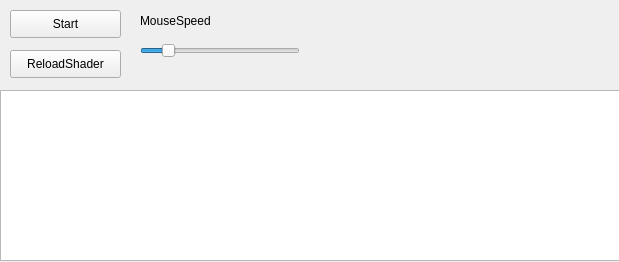
Above: mainwindow.ui from HermitZHQ/QtOpenGL before the change. Below: the same form after it.
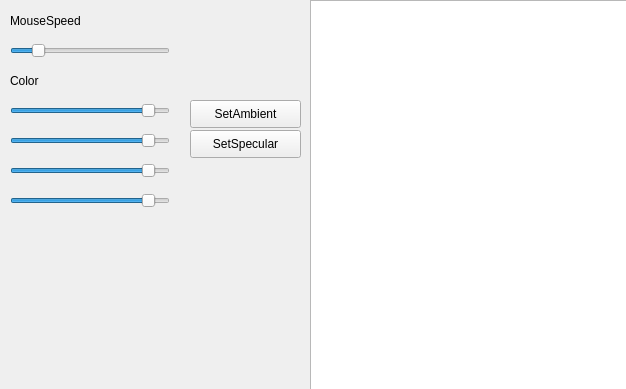
That is the form after the change.

Patch:
```diff
--- a/mainwindow.ui
+++ b/mainwindow.ui
@@ -6,8 +6,8 @@
    <rect>
     <x>0</x>
     <y>0</y>
-    <width>619</width>
-    <height>262</height>
+    <width>626</width>
+    <height>389</height>
    </rect>
   </property>
   <property name="windowTitle">
@@ -17,43 +17,43 @@
    <widget class="QPushButton" name="btn_reloadShader">
     <property name="geometry">
      <rect>
-      <x>10</x>
-      <y>50</y>
+      <x>190</x>
+      <y>130</y>
       <width>111</width>
       <height>28</height>
      </rect>
     </property>
     <property name="text">
-     <string>ReloadShader</string>
+     <string>SetSpecular</string>
     </property>
    </widget>
    <widget class="QPushButton" name="btn_Start">
     <property name="geometry">
      <rect>
-      <x>10</x>
-      <y>10</y>
+      <x>190</x>
+      <y>100</y>
       <width>111</width>
       <height>28</height>
      </rect>
     </property>
     <property name="text">
-     <string>Start</string>
+     <string>SetAmbient</string>
     </property>
    </widget>
    <widget class="QListWidget" name="list_info">
     <property name="geometry">
      <rect>
-      <x>0</x>
-      <y>90</y>
-      <width>621</width>
-      <height>171</height>
+      <x>310</x>
+      <y>0</y>
+      <width>321</width>
+      <height>391</height>
      </rect>
     </property>
    </widget>
    <widget class="QSlider" name="horizontalSlider">
     <property name="geometry">
      <rect>
-      <x>140</x>
+      <x>10</x>
       <y>40</y>
       <width>160</width>
       <height>22</height>
@@ -75,7 +75,7 @@
    <widget class="QLabel" name="label">
     <property name="geometry">
      <rect>
-      <x>140</x>
+      <x>10</x>
       <y>10</y>
       <width>91</width>
       <height>21</height>
@@ -85,6 +85,107 @@
      <string>MouseSpeed</string>
     </property>
    </widget>
+   <widget class="QLabel" name="label_2">
+    <property name="geometry">
+     <rect>
+      <x>10</x>
+      <y>70</y>
+      <width>101</width>
+      <height>21</height>
+     </rect>
+    </property>
+    <property name="text">
+     <string>Color</string>
+    </property>
+   </widget>
+   <widget class="QSlider" name="slid_R">
+    <property name="geometry">
+     <rect>
+      <x>10</x>
+      <y>100</y>
+      <width>160</width>
+      <height>22</height>
+     </rect>
+    </property>
+    <property name="minimum">
+     <number>0</number>
+    </property>
+    <property name="maximum">
+     <number>255</number>
+    </property>
+    <property name="value">
+     <number>230</number>
+    </property>
+    <property name="orientation">
+     <enum>Qt::Horizontal</enum>
+    </property>
+   </widget>
+   <widget class="QSlider" name="slid_G">
+    <property name="geometry">
+     <rect>
+      <x>10</x>
+      <y>130</y>
+      <width>160</width>
+      <height>22</height>
+     </rect>
+    </property>
+    <property name="minimum">
+     <number>0</number>
+    </property>
+    <property name="maximum">
+     <number>255</number>
+    </property>
+    <property name="value">
+     <number>230</number>
+    </property>
+    <property name="orientation">
+     <enum>Qt::Horizontal</enum>
+    </property>
+   </widget>
+   <widget class="QSlider" name="slid_B">
+    <property name="geometry">
+     <rect>
+      <x>10</x>
+      <y>160</y>
+      <width>160</width>
+      <height>22</height>
+     </rect>
+    </property>
+    <property name="minimum">
+     <number>0</number>
+    </property>
+    <property name="maximum">
+     <number>255</number>
+    </property>
+    <property name="value">
+     <number>230</number>
+    </property>
+    <property name="orientation">
+     <enum>Qt::Horizontal</enum>
+    </property>
+   </widget>
+   <widget class="QSlider" name="slid_A">
+    <property name="geometry">
+     <rect>
+      <x>10</x>
+      <y>190</y>
+      <width>160</width>
+      <height>22</height>
+     </rect>
+    </property>
+    <property name="minimum">
+     <number>0</number>
+    </property>
+    <property name="maximum">
+     <number>255</number>
+    </property>
+    <property name="value">
+     <number>230</number>
+    </property>
+    <property name="orientation">
+     <enum>Qt::Horizontal</enum>
+    </property>
+   </widget>
   </widget>
  </widget>
  <resources/>
```
Left out of the diff: 60 changed lines with no effect on the pictures.
